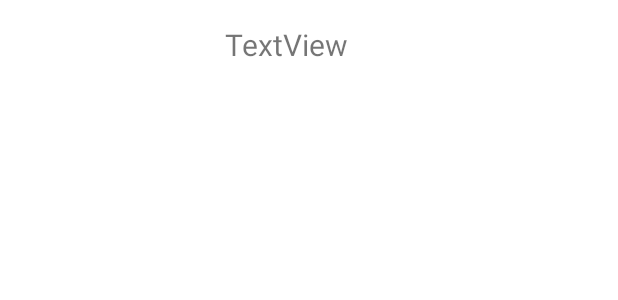
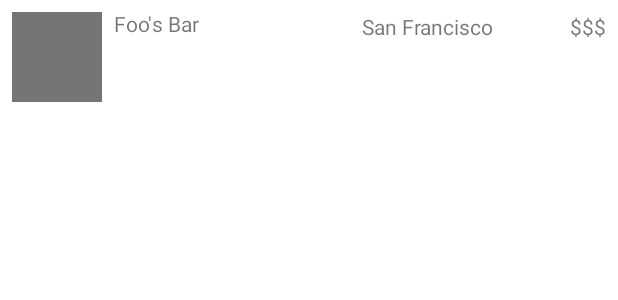
Before and after one commit to gedeh24/SneakerNet, an Android app: the layout listshoe.xml on its own in the app's theme, with its tools: preview values and no code run, on a phone screen of 412 x 824 dp. Shown: the top 300 px of the screen. Run offline under Robolectric (Android 15) with nearby library versions, the phone set to English and light mode, and no system bars.

Commit message:
Users can now select different shoes on the market :)

```diff
--- a/app/src/main/AndroidManifest.xml
+++ b/app/src/main/AndroidManifest.xml
@@ -11,6 +11,9 @@
         android:roundIcon="@mipmap/ic_launcher_round"
         android:supportsRtl="true"
         android:theme="@style/Theme.SneakerNet">
+        <activity
+            android:name=".ShoeDetailMarket"
+            android:exported="true" />
         <activity
             android:name=".MarketPlace"
             android:exported="true" />
--- a/app/src/main/java/com/example/sneakernet/util/ShoeUtil.java
+++ b/app/src/main/java/com/example/sneakernet/util/ShoeUtil.java
@@ -10,6 +10,7 @@ public class ShoeUtil {
     private String shoe_color;
     private String UID;
     private Boolean done;
+
 
     public ShoeUtil(String shoe_name, int shoe_size, int shoe_year, String shoe_condition, String shoe_color, String UID, Boolean done){
         this.shoe_color = shoe_color;
--- a/app/src/main/res/layout/listshoe.xml
+++ b/app/src/main/res/layout/listshoe.xml
@@ -1,19 +1,60 @@
 <?xml version="1.0" encoding="utf-8"?>
-<androidx.constraintlayout.widget.ConstraintLayout xmlns:android="http://schemas.android.com/apk/res/android"
-    xmlns:app="http://schemas.android.com/apk/res-auto"
+<RelativeLayout xmlns:android="http://schemas.android.com/apk/res/android"
     xmlns:tools="http://schemas.android.com/tools"
-    android:id="@+id/listOfShoes"
     android:layout_width="match_parent"
-    android:layout_height="wrap_content">
+    android:layout_height="wrap_content"
+    android:background="?attr/selectableItemBackground"
+    android:orientation="vertical"
+    android:padding="8dp">
+
+    <ImageView
+        android:id="@+id/sneaker_image"
+        android:layout_width="60dp"
+        android:layout_height="60dp"
+        android:background="#757575"
+        android:scaleType="centerCrop" />
 
     <TextView
-        android:id="@+id/user_shoe_list"
-        android:layout_width="138dp"
-        android:layout_height="50dp"
-        android:layout_marginTop="16dp"
-        android:layout_marginEnd="124dp"
-        android:text="TextView"
-        android:textSize="20sp"
-        app:layout_constraintEnd_toEndOf="parent"
-        app:layout_constraintTop_toTopOf="parent" />
-</androidx.constraintlayout.widget.ConstraintLayout>
+        android:id="@+id/shoe_name"
+
+        android:layout_width="wrap_content"
+        android:layout_height="wrap_content"
+        android:layout_alignTop="@+id/sneaker_image"
+        android:layout_marginLeft="8dp"
+        android:layout_marginTop="-2dp"
+        android:layout_marginBottom="4dp"
+        android:layout_toLeftOf="@+id/user_condition"
+        android:layout_toRightOf="@+id/sneaker_image"
+        android:ellipsize="end"
+        android:maxLines="1"
+        tools:text="Foo's Bar" />
+
+
+    <TextView
+        android:id="@+id/restaurant_item_city_divider"
+        android:layout_width="126dp"
+        android:layout_height="57dp"
+
+        android:layout_alignParentStart="true"
+        android:layout_centerVertical="true"
+        android:layout_marginStart="107dp"
+        android:layout_marginTop="29dp" />
+
+    <TextView
+        android:id="@+id/user_shoe_size"
+
+        android:layout_width="wrap_content"
+        android:layout_height="wrap_content"
+
+        android:layout_toRightOf="@+id/restaurant_item_city_divider"
+
+        tools:text="San Francisco" />
+
+    <TextView
+        android:id="@+id/user_condition"
+        android:layout_width="wrap_content"
+        android:layout_height="wrap_content"
+        android:layout_alignParentRight="true"
+        tools:text="$$$" />
+
+</RelativeLayout>
```
Also changed, not shown: app/src/main/java/com/example/sneakernet/MarketPlace.java (+35 -7 lines), app/src/main/java/com/example/sneakernet/ShoeDetailMarket.java (added, +25 -0 lines), app/src/main/java/com/example/sneakernet/Stash.java (+40 -8 lines), app/src/main/java/com/example/sneakernet/adapter/shoeAdapter.java (+61 -13 lines), app/src/main/res/layout/activity_shoe_detail_market.xml (added, +9 -0 lines).
